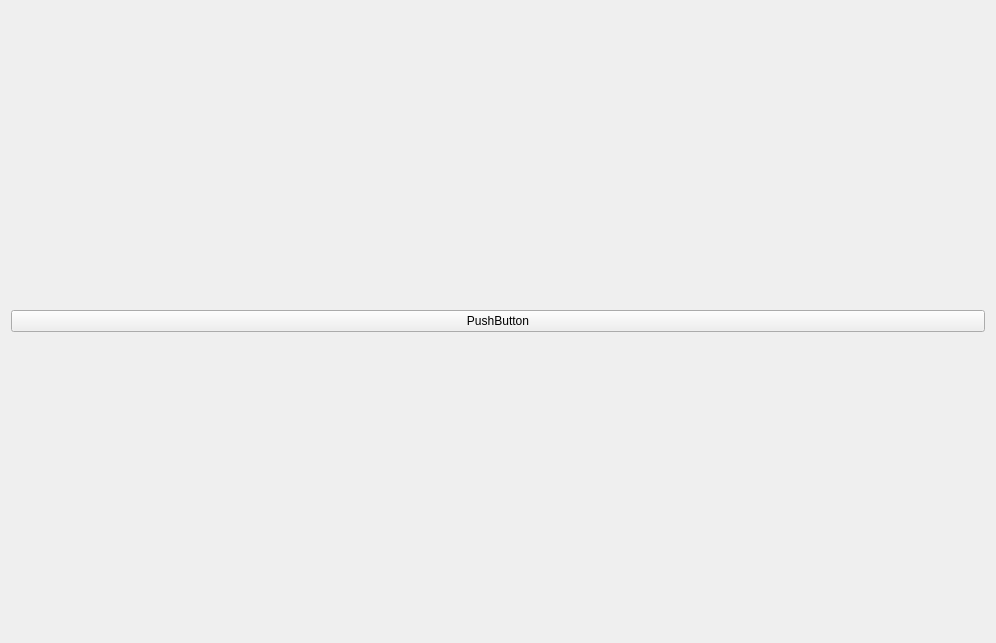
Qt form src/view/musicplayerview.ui (zhichao10086/MusicPlayer) before a commit.
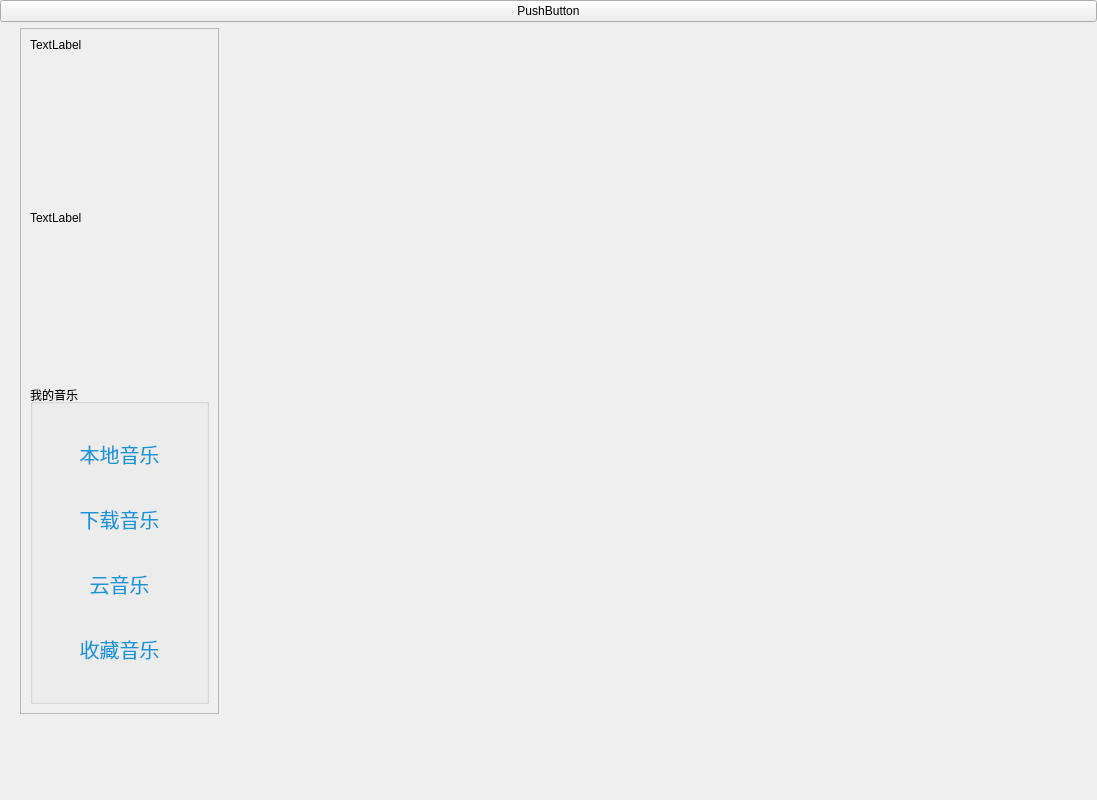
The same form after that commit.

Commit message: 本次音乐可以获取 播放功能实现 进度条等未实现

The edit to the form file:
```diff
--- a/src/view/musicplayerview.ui
+++ b/src/view/musicplayerview.ui
@@ -2,26 +2,179 @@
 <ui version="4.0">
  <class>MusicPlayerView</class>
  <widget class="QWidget" name="MusicPlayerView">
+  <property name="enabled">
+   <bool>true</bool>
+  </property>
   <property name="geometry">
    <rect>
     <x>0</x>
     <y>0</y>
-    <width>996</width>
-    <height>643</height>
+    <width>1097</width>
+    <height>800</height>
    </rect>
   </property>
+  <property name="minimumSize">
+   <size>
+    <width>800</width>
+    <height>550</height>
+   </size>
+  </property>
   <property name="windowTitle">
    <string>Form</string>
   </property>
-  <layout class="QGridLayout" name="gridLayout_2">
+  <layout class="QGridLayout" name="gridLayout">
+   <property name="leftMargin">
+    <number>0</number>
+   </property>
+   <property name="topMargin">
+    <number>0</number>
+   </property>
+   <property name="rightMargin">
+    <number>0</number>
+   </property>
+   <property name="bottomMargin">
+    <number>0</number>
+   </property>
    <item row="0" column="0">
-    <layout class="QGridLayout" name="gridLayout">
-     <item row="0" column="0">
-      <widget class="QPushButton" name="pushButton">
-       <property name="text">
-        <string>PushButton</string>
-       </property>
-      </widget>
+    <layout class="QVBoxLayout" name="verticalLayout_2" stretch="1,8,1">
+     <item>
+      <layout class="QVBoxLayout" name="verticalLayout">
+       <item>
+        <widget class="QPushButton" name="pushButton_2">
+         <property name="text">
+          <string>PushButton</string>
+         </property>
+        </widget>
+       </item>
+      </layout>
+     </item>
+     <item>
+      <layout class="QHBoxLayout" name="horizontalLayout_2" stretch="2,8">
+       <item>
+        <layout class="QVBoxLayout" name="vLayoutNavigation">
+         <property name="spacing">
+          <number>7</number>
+         </property>
+         <property name="leftMargin">
+          <number>20</number>
+         </property>
+         <item>
+          <widget class="QScrollArea" name="scrollArea">
+           <property name="enabled">
+            <bool>true</bool>
+           </property>
+           <property name="widgetResizable">
+            <bool>true</bool>
+           </property>
+           <widget class="QWidget" name="scrollAreaWidgetContents">
+            <property name="geometry">
+             <rect>
+              <x>0</x>
+              <y>0</y>
+              <width>194</width>
+              <height>622</height>
+             </rect>
+            </property>
+            <layout class="QVBoxLayout" name="verticalLayout_3">
+             <item>
+              <layout class="QVBoxLayout" name="verticalLayout_6">
+               <item>
+                <widget class="QLabel" name="label_2">
+                 <property name="text">
+                  <string>TextLabel</string>
+                 </property>
+                </widget>
+               </item>
+              </layout>
+             </item>
+             <item>
+              <layout class="QVBoxLayout" name="verticalLayout_7" stretch="1,1">
+               <item>
+                <widget class="QLabel" name="label">
+                 <property name="text">
+                  <string>TextLabel</string>
+                 </property>
+                </widget>
+               </item>
+               <item>
+                <layout class="QVBoxLayout" name="verticalLayout_8">
+                 <item>
+                  <widget class="QGroupBox" name="groupBox">
+                   <property name="enabled">
+                    <bool>true</bool>
+                   </property>
+                   <property name="styleSheet">
+                    <string notr="true">QPushButton{color: #1296db;  
+border-width: 0;  
+border-style: solid;  
+border-radius:17px;  
+padding: 3px;  
+font-size: 20px;  
+padding-left: 5px;  
+padding-right: 5px;  
+}</string>
+                   </property>
+                   <property name="title">
+                    <string>我的音乐</string>
+                   </property>
+                   <property name="alignment">
+                    <set>Qt::AlignLeading|Qt::AlignLeft|Qt::AlignVCenter</set>
+                   </property>
+                   <property name="flat">
+                    <bool>true</bool>
+                   </property>
+                   <property name="checkable">
+                    <bool>false</bool>
+                   </property>
+                   <layout class="QVBoxLayout" name="verticalLayout_9" stretch="0,0,0,0">
+                    <item>
+                     <widget class="QPushButton" name="btnLocalFile">
+                      <property name="text">
+                       <string>本地音乐</string>
+                      </property>
+                     </widget>
+                    </item>
+                    <item>
+                     <widget class="QPushButton" name="btnDownload">
+                      <property name="text">
+                       <string>下载音乐</string>
+                      </property>
+                     </widget>
+                    </item>
+                    <item>
+                     <widget class="QPushButton" name="pushButton_5">
+                      <property name="text">
+                       <string>云音乐</string>
+                      </property>
+                     </widget>
+                    </item>
+                    <item>
+                     <widget class="QPushButton" name="pushButton">
+                      <property name="text">
+                       <string>收藏音乐</string>
+                      </property>
+                     </widget>
+                    </item>
+                   </layout>
+                  </widget>
+                 </item>
+                </layout>
+               </item>
+              </layout>
+             </item>
+            </layout>
+           </widget>
+          </widget>
+         </item>
+        </layout>
+       </item>
+       <item>
+        <layout class="QVBoxLayout" name="vLayoutMainWindow"/>
+       </item>
+      </layout>
+     </item>
+     <item>
+      <layout class="QHBoxLayout" name="HLayout_PlayFunc"/>
      </item>
     </layout>
    </item>
```
The commit also changes 50 other files.
